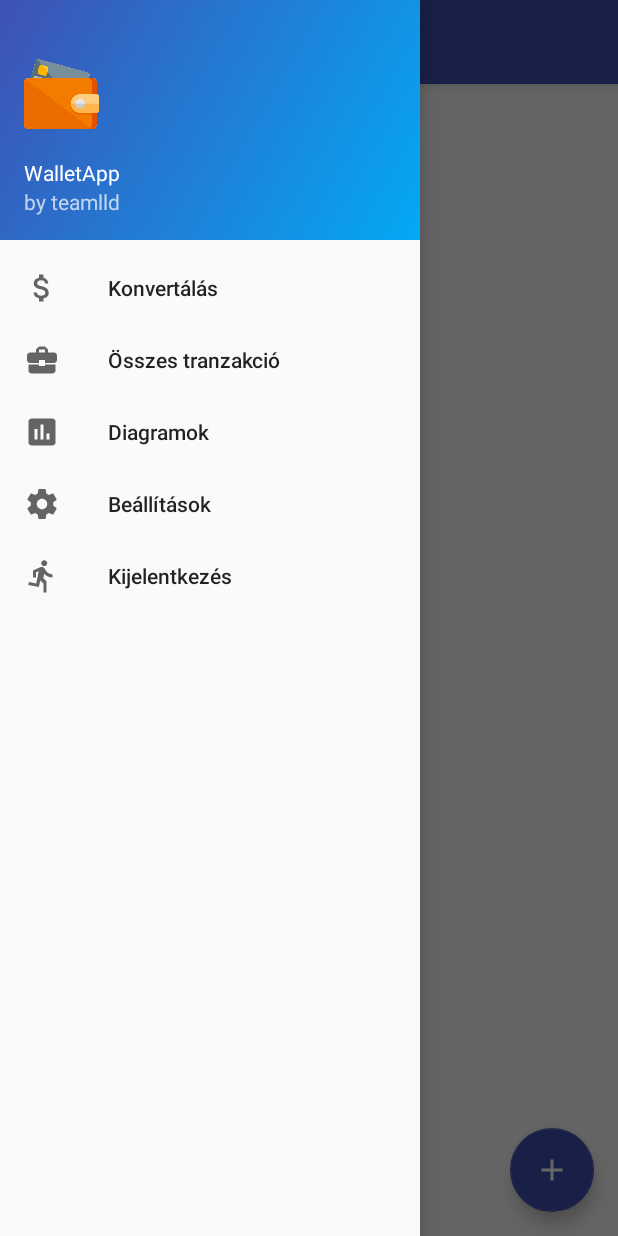
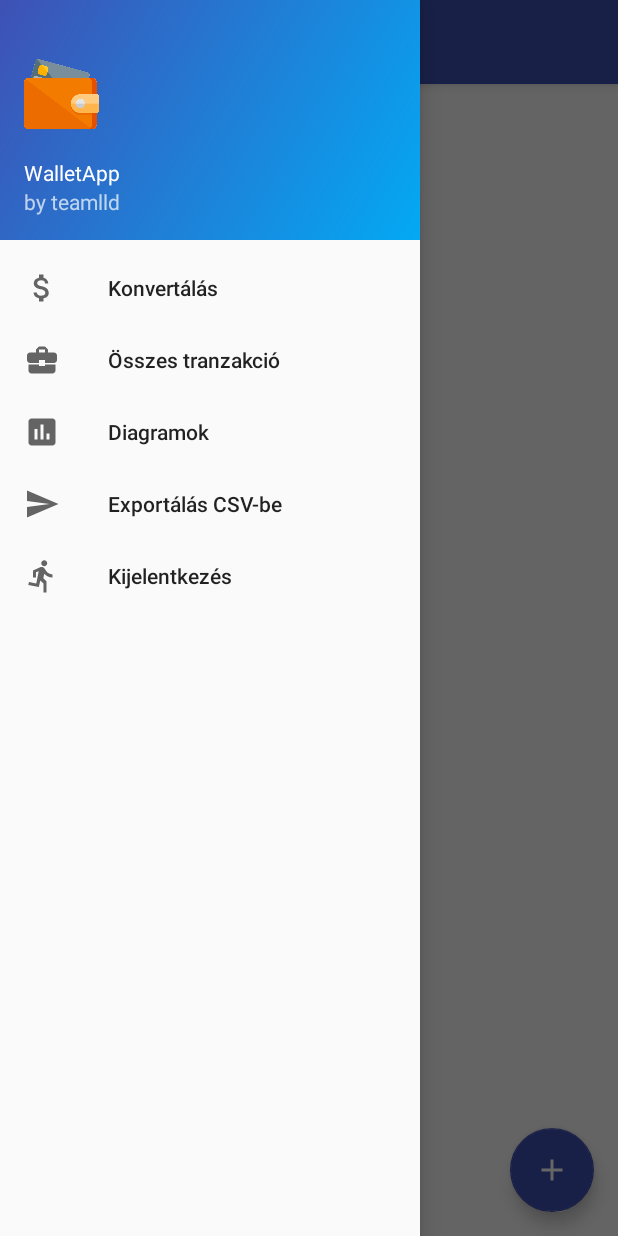
Before and after one commit to teamlld/wallet, an Android app: the screen it shows after launch (NavDrawerActivity), with the side drawer open, on a phone screen of 412 x 824 dp. Run offline under Robolectric (Android 15) with nearby library versions, the phone set to English and light mode, and no system bars; libraries missing offline, so code that uses them is left out: com.facebook, com.facebook.login; 1 statement that could not run was skipped.

Commit message:
ikon és felirat megváltoztatása

```diff
--- a/WalletApp/app/src/main/java/teamlld/nik/uniobuda/hu/walletapp/activities/NavDrawerActivity.java
+++ b/WalletApp/app/src/main/java/teamlld/nik/uniobuda/hu/walletapp/activities/NavDrawerActivity.java
@@ -171,7 +171,7 @@ public class NavDrawerActivity extends BaseActivity
             Intent intent = new Intent(this, DiagramActivity.class);
             startActivity(intent);
         }
-        else if (id == R.id.nav_settings) {
+        else if (id == R.id.nav_export) {
             if (FileWriter.isExternalStorageWritable()){
                 try {
                     FileWriter.WriteTextFileTest(database.getAllTransactionsOrderByDate(user.getId(),false));
--- a/WalletApp/app/src/main/res/menu/activity_nav_drawer_drawer.xml
+++ b/WalletApp/app/src/main/res/menu/activity_nav_drawer_drawer.xml
@@ -15,9 +15,9 @@
             android:icon="@drawable/ic_assessment_black_24dp"
             android:title="@string/diagrams" />
         <item
-            android:id="@+id/nav_settings"
-            android:icon="@drawable/ic_settings_black_24dp"
-            android:title="@string/settings" />
+            android:id="@+id/nav_export"
+            android:icon="@drawable/ic_menu_send"
+            android:title="Exportálás CSV-be" />
         <item
             android:id="@+id/nav_logout"
             android:icon="@drawable/ic_directions_run_black_24dp"
```
